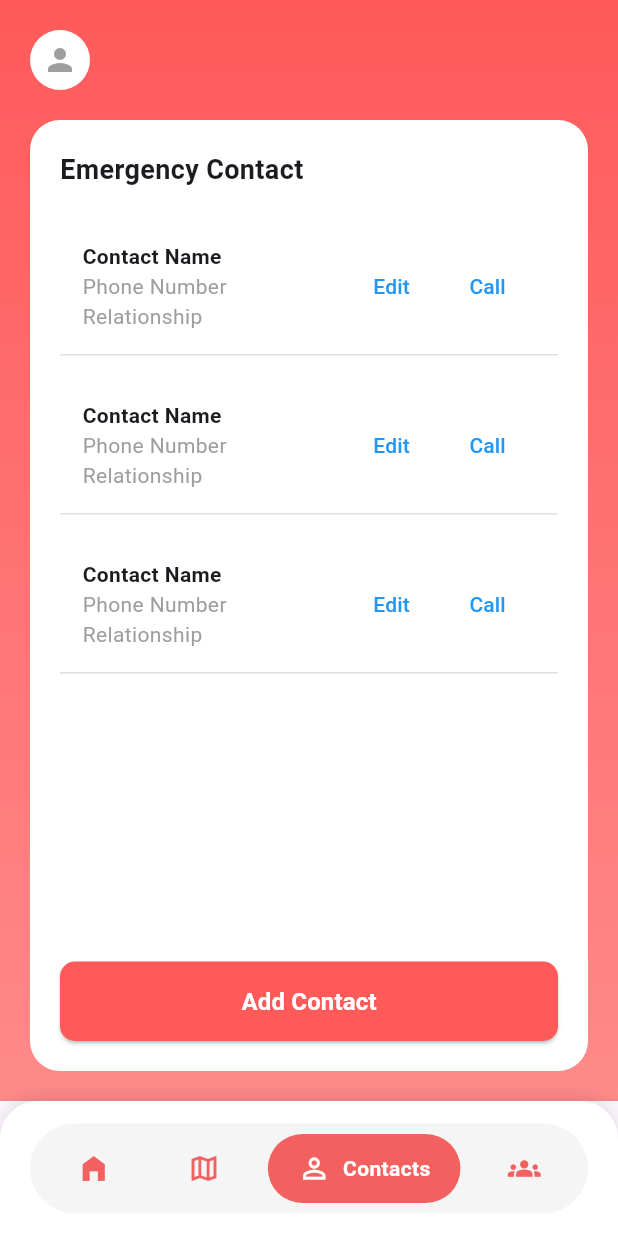
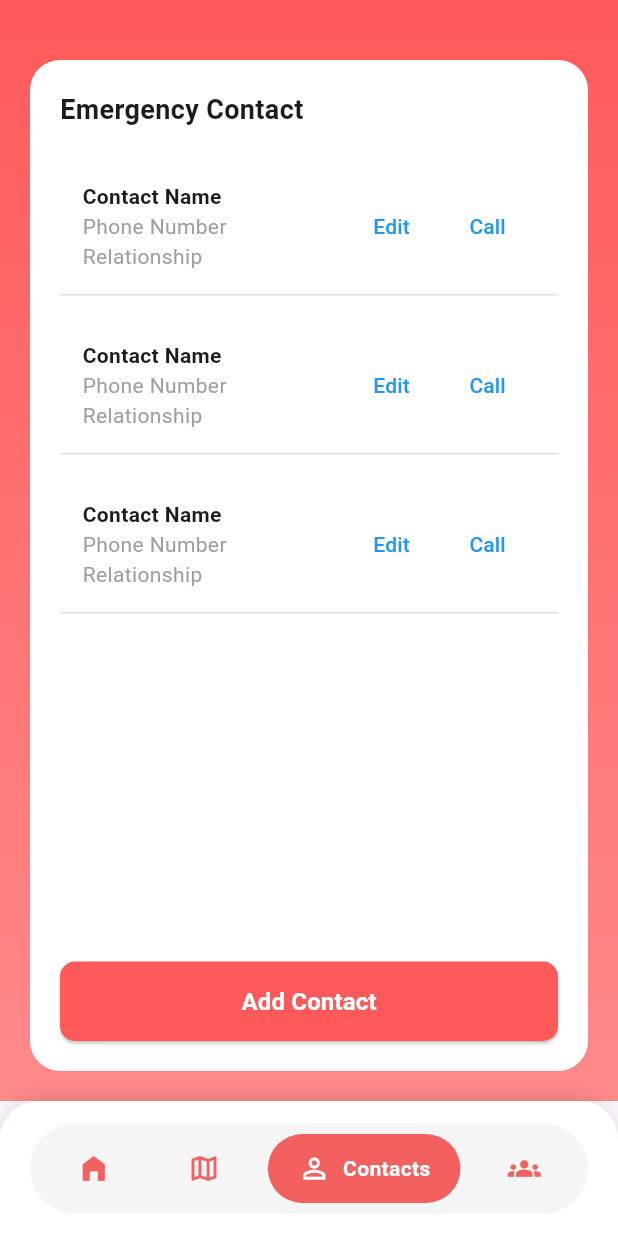
Before and after one commit to Afiq0025/Safesync_FYP, a Flutter app: the MainScreen screen opened by its route, item 3 of the bottom bar chosen, on a phone screen of 412 x 824 dp. Run offline on Flutter 3.47's test engine with Material 3 defaults, Android fonts, the phone set to English and light mode, and no system bars; our stand-ins replace geolocator, google_maps_flutter, lottie; project files that could hold a hidden picture were left out.

```diff
--- a/lib/screens/emergency/emergency_contacts.dart
+++ b/lib/screens/emergency/emergency_contacts.dart
@@ -18,15 +18,6 @@ class EmergencyContactsScreen extends StatelessWidget {
           padding: const EdgeInsets.all(20),
           child: Column(
             children: [
-              const Row(
-                mainAxisAlignment: MainAxisAlignment.spaceBetween,
-                children: [
-                  CircleAvatar(
-                    backgroundColor: Colors.white,
-                    child: Icon(Icons.person, color: Colors.grey),
-                  ),
-                ],
-              ),
               const SizedBox(height: 20),
               Expanded(
                 child: Container(
```
Also changed, not shown: lib/screens/map/map_screen.dart (+0 -13 lines).
